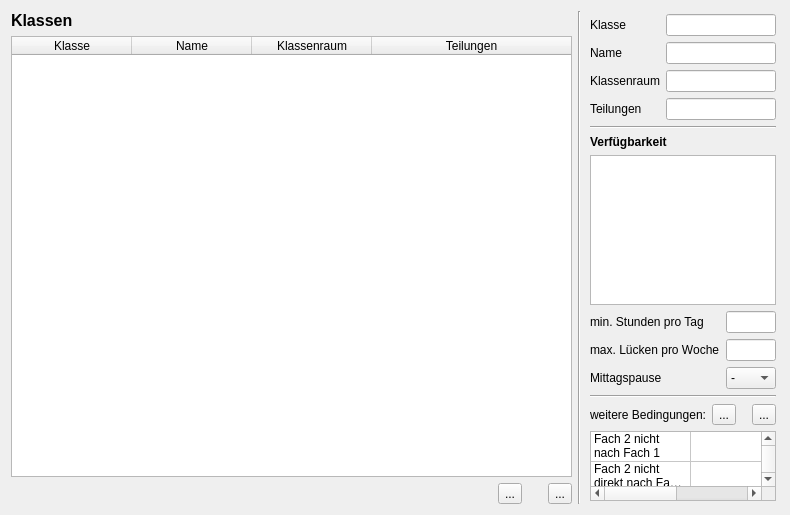
Above: wz-data/ui/class_editor.ui from gradgrind/WZ3 before the change. Below: the same form after it.
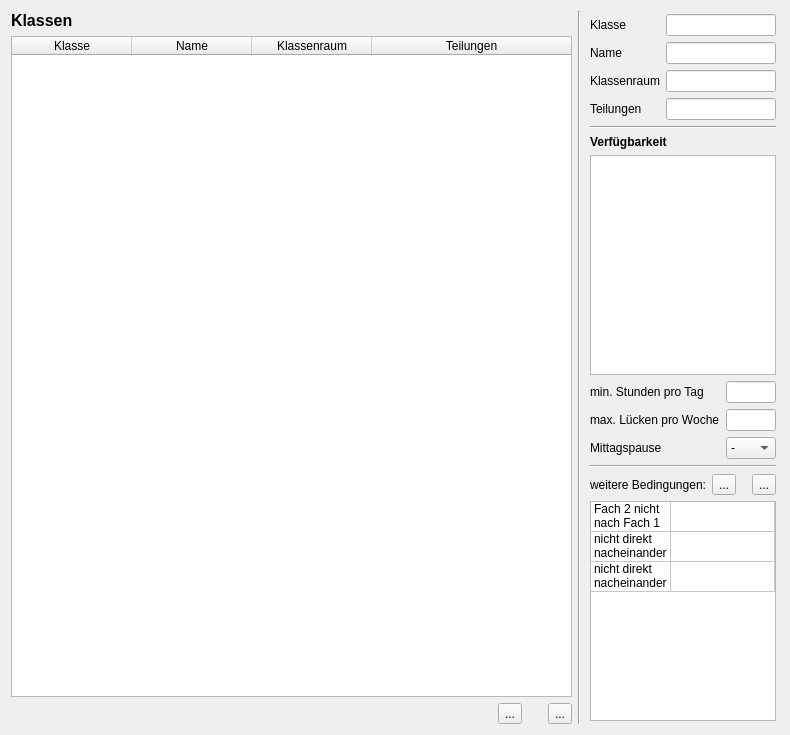
That is the form after the change. Icons and pictures are not drawn. Custom widgets are drawn as their Qt base class.

Commit message: Tidying. Working on class constraints

```diff
--- a/wz-data/ui/class_editor.ui
+++ b/wz-data/ui/class_editor.ui
@@ -7,7 +7,7 @@
     <x>0</x>
     <y>0</y>
     <width>790</width>
-    <height>432</height>
+    <height>735</height>
    </rect>
   </property>
   <property name="sizePolicy">
@@ -478,6 +478,15 @@
         <attribute name="horizontalHeaderVisible">
          <bool>false</bool>
         </attribute>
+        <attribute name="horizontalHeaderCascadingSectionResizes">
+         <bool>false</bool>
+        </attribute>
+        <attribute name="horizontalHeaderMinimumSectionSize">
+         <number>40</number>
+        </attribute>
+        <attribute name="horizontalHeaderDefaultSectionSize">
+         <number>80</number>
+        </attribute>
         <attribute name="horizontalHeaderStretchLastSection">
          <bool>true</bool>
         </attribute>
@@ -516,12 +525,12 @@
         </item>
         <item row="1" column="0">
          <property name="text">
-          <string>Fach 2 nicht direkt nach Fach 1</string>
+          <string>nicht direkt nacheinander</string>
          </property>
         </item>
         <item row="2" column="0">
          <property name="text">
-          <string>Fach 2 nicht direkt nach Fach 1</string>
+          <string>nicht direkt nacheinander</string>
          </property>
         </item>
        </widget>
```
The commit also changes 4 other files.
